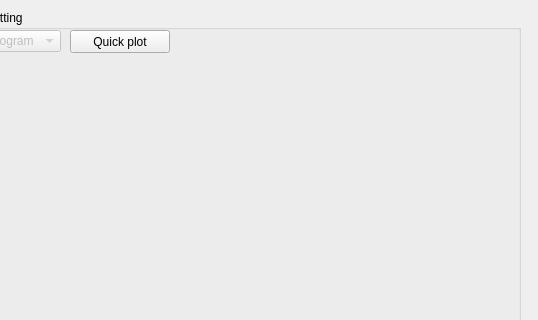
Qt form python/gui/gui_layout.ui (fusion-flap/nti-wavelet-tools) before a commit; both pictures show x 580 to 1118 and y 0 to 320 of the 1118 by 656 pixel window.
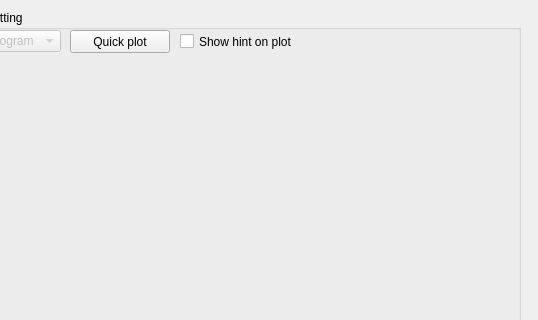
The same form after that commit.

Commit message: #18 hovering tool implemented for displaying cursor value

The edit to the form file:
```diff
--- a/python/gui/gui_layout.ui
+++ b/python/gui/gui_layout.ui
@@ -667,6 +667,19 @@
       </property>
      </item>
     </widget>
+    <widget class="QCheckBox" name="hintCheckBox">
+     <property name="geometry">
+      <rect>
+       <x>230</x>
+       <y>20</y>
+       <width>121</width>
+       <height>23</height>
+      </rect>
+     </property>
+     <property name="text">
+      <string>Show hint on plot</string>
+     </property>
+    </widget>
    </widget>
    <widget class="QGroupBox" name="loadGB">
     <property name="geometry">
```
The commit also changes 1 other file.
